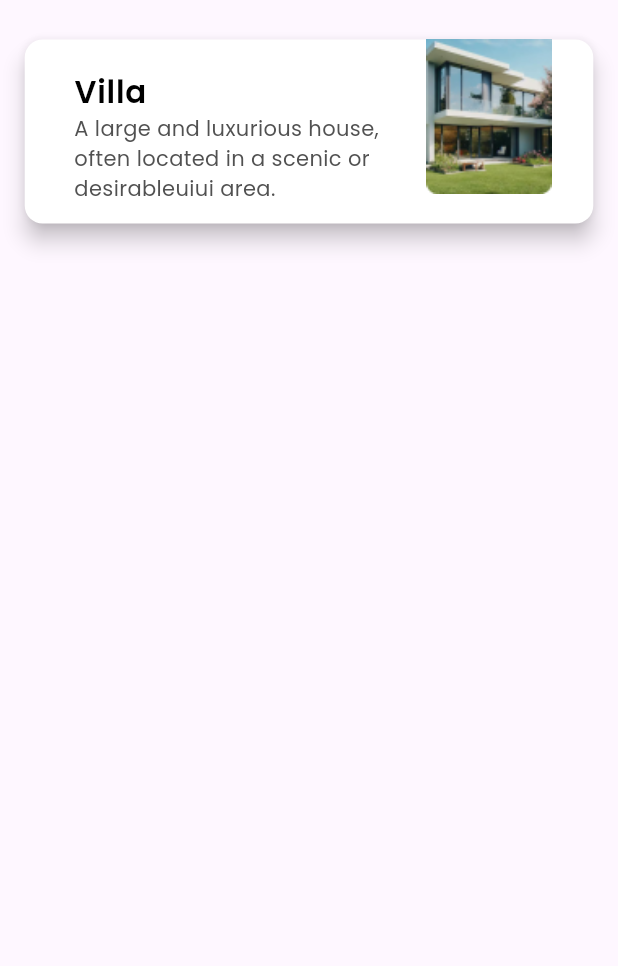
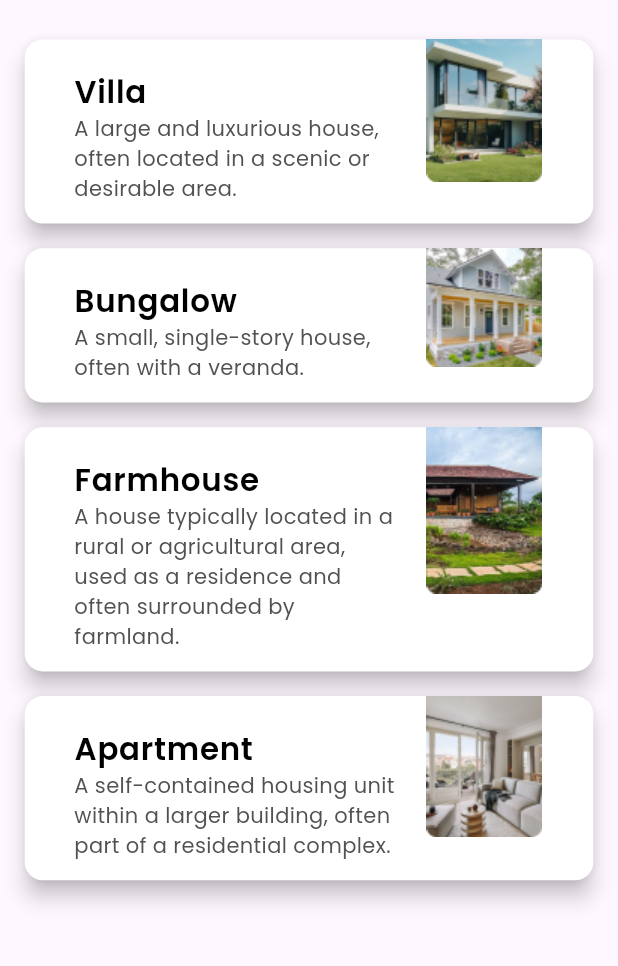
Before and after one commit to HariRags/MYCE, a Flutter app: the House screen opened directly, on a phone screen of 412 x 824 dp, the part 116-1082 px from its top. Run offline on Flutter 3.47's test engine with Material 3 defaults, Android fonts, the light colour scheme and no system bars.

Commit message:
execution card pages made

```diff
--- a/lib/main.dart
+++ b/lib/main.dart
@@ -1,5 +1,7 @@
 import 'package:flutter/material.dart';
-import 'package:kriv/pages/house.dart';
+import 'package:kriv/pages/execution/commercial.dart';
+import 'package:kriv/pages/execution/house.dart';
+import 'package:kriv/pages/execution/industrial.dart';
 import 'pages/homepage.dart';
 
 void main() {
@@ -27,7 +29,7 @@ class MyApp extends StatelessWidget {
         // is not restarted.
         primarySwatch: Colors.blue,
       ),
-      home: const House(),
+      home: const Commercial(),
     );
   }
 }
--- /dev/null
+++ b/lib/pages/execution/house.dart
@@ -0,0 +1,69 @@
+
+import 'package:flutter/material.dart';
+
+import 'package:kriv/widgets/myce_backbutton.dart';
+import 'package:kriv/widgets/navigation.dart';
+
+import '../../widgets/card.dart';
+
+class House extends StatefulWidget {
+  const House({Key? key}) : super(key: key);
+
+  @override
+  State <House> createState() =>  HouseState();
+}
+
+class  HouseState extends State <House> {
+  @override
+  Widget build(BuildContext context) {
+    return   Scaffold(
+      body: SafeArea(
+        child: Column(
+          children: [
+            const MYCEBackButton(),
+            const NavigationWidget(navigationItems: ['Execution', 'House']),
+            SingleChildScrollView(
+              child: Column(
+                children: [
+                  InkWell(
+                    onTap:(){},
+                    child: const ImageCard(
+                      title: 'Villa',
+                      description: 'A large and luxurious house, often located in a scenic or desirable area.',
+                      imagePath: 'assets/images/execution/villa.png',)
+
+                  ),
+                  InkWell(
+                    onTap:(){},
+                    child: const ImageCard(
+                      title: 'Bungalow',
+                      description: 'A small, single-story house, often with a veranda.',
+                      imagePath: 'assets/images/execution/bungalow.png',)
+
+                  ),
+                  InkWell(
+                    onTap:(){},
+                    child: const ImageCard(
+                      title: 'Farmhouse',
+                      description: 'A house typically located in a rural or agricultural area, used as a residence and often surrounded by farmland.',
+                      imagePath: 'assets/images/execution/farmhouse.png',)
+
+                  ),
+                  InkWell(
+                    onTap:(){},
+                    child: const ImageCard(
+                      title: 'Apartment',
+                      description: 'A self-contained housing unit within a larger building, often part of a residential complex.',
+                      imagePath: 'assets/images/execution/apartment.png',)
+
+                  ),
+
+                ],
+              ),
+            ),
+          ],
+        ),
+      ),
+    );
+  }
+}
--- a/lib/pages/house.dart
+++ /dev/null
@@ -1,44 +0,0 @@
-
-import 'package:flutter/material.dart';
-
-import 'package:kriv/widgets/myce_backbutton.dart';
-import 'package:kriv/widgets/navigation.dart';
-
-import '../widgets/card.dart';
-
-class House extends StatefulWidget {
-  const House({Key? key}) : super(key: key);
-
-  @override
-  State <House> createState() =>  HouseState();
-}
-
-class  HouseState extends State <House> {
-  @override
-  Widget build(BuildContext context) {
-    return   Scaffold(
-      body: SafeArea(
-        child: Column(
-          children: [
-            const MYCEBackButton(),
-            const NavigationWidget(navigationItems: ['Execution', 'House']),
-            SingleChildScrollView(
-              child: Column(
-                children: [
-                  InkWell(
-                    onTap:(){},
-                    child: const ImageCard(
-                      title: 'Villa',
-                      description: 'A large and luxurious house, often located in a scenic or desirableuiui area.',
-                      imagePath: 'assets/images/villa_pic.png',)
-
-                  ),
-                ],
-              ),
-            ),
-          ],
-        ),
-      ),
-    );
-  }
-}
--- a/lib/widgets/card.dart
+++ b/lib/widgets/card.dart
@@ -51,7 +51,7 @@ class _ImageCardState extends State<ImageCard> {
                               ],),
                             ),
                            Container(
-                            height: Responsive.height(12.5, context),
+                            // height: Responsive.height(12.5, context),
                              child: Image.asset(
                                widget.imagePath,
                                fit: BoxFit.cover,
--- a/pubspec.yaml
+++ b/pubspec.yaml
@@ -62,7 +62,10 @@ flutter:
   assets:
     - assets/images/burger_icon.png
     - assets/images/myce_back_icon.png
-    - assets/images/villa_pic.png
+    - assets/images/execution/villa.png
+    - assets/images/execution/apartment.png
+    - assets/images/execution/bungalow.png
+    - assets/images/execution/farmhouse.png
     - assets/images/homepage_folders/Execution.png
     - assets/images/homepage_folders/ProjectManagement.png
     - assets/images/homepage_folders/RealEstate.png
```
Also changed, not shown: lib/pages/execution/commercial.dart (added, +53 -0 lines), lib/pages/execution/industrial.dart (added, +54 -0 lines), assets/images/execution/apartment.png (added), assets/images/execution/bungalow.png (added), assets/images/execution/farmhouse.png (added), assets/images/execution/villa.png (renamed from assets/images/villa_pic.png).
